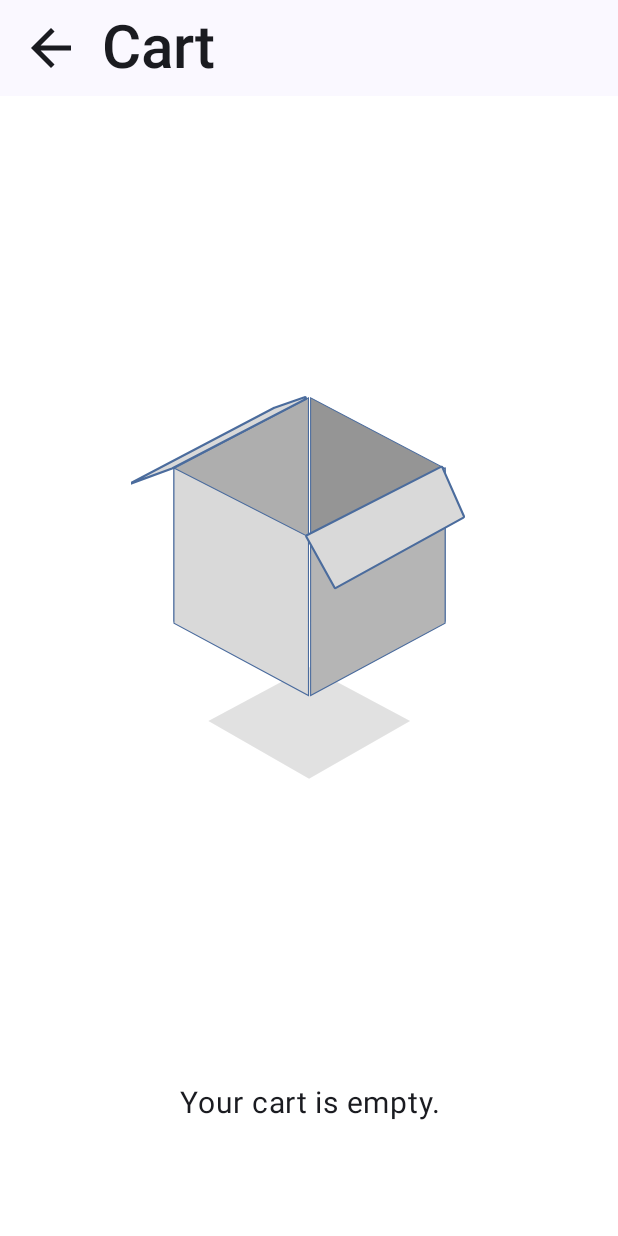
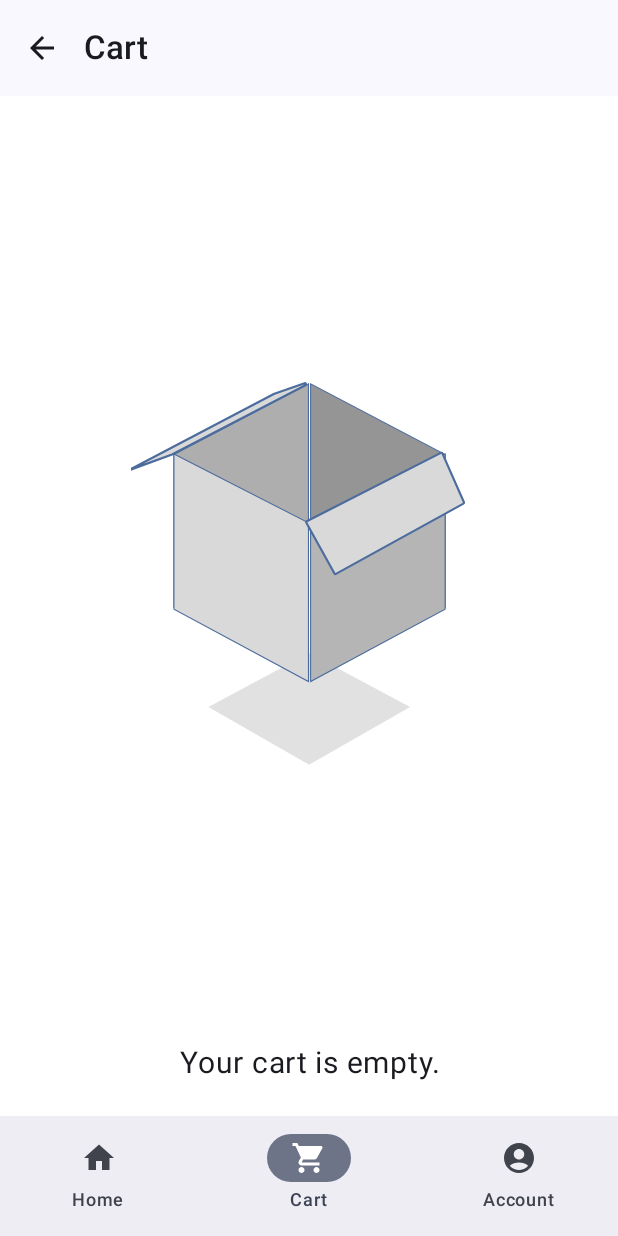
Before and after one commit to ertuakkaya/FoodApp, an Android app built with Jetpack Compose: the SepetScreen screen opened through its navigation route, on a phone screen of 412 x 824 dp. Run offline under Robolectric (Android 15) with nearby library versions, the phone set to English and light mode, and no system bars; our stand-ins replace Dagger/Hilt's generated code, Firebase (no records; nobody signed in at launch, a user with empty details on screens opened directly), livedata-compose; pictures from the network do not load.

Commit message:
update ui screens to include bottom navigation bar and improve layout structure

```diff
--- /dev/null
+++ b/app/src/main/java/com/example/foodapp/ui/navigation/BottomNavigationBar.kt
@@ -0,0 +1,56 @@
+package com.example.foodapp.ui.navigation
+
+import androidx.compose.material.icons.Icons
+import androidx.compose.material.icons.filled.AccountCircle
+import androidx.compose.material.icons.filled.Home
+import androidx.compose.material.icons.filled.ShoppingCart
+import androidx.compose.material3.Icon
+import androidx.compose.material3.NavigationBar
+import androidx.compose.material3.NavigationBarItem
+import androidx.compose.material3.Text
+import androidx.compose.runtime.Composable
+import androidx.compose.runtime.getValue
+import androidx.compose.ui.graphics.vector.ImageVector
+import androidx.navigation.NavController
+import androidx.navigation.NavDestination.Companion.hierarchy
+import androidx.navigation.NavGraph.Companion.findStartDestination
+import androidx.navigation.compose.currentBackStackEntryAsState
+
+// BottomNavItem veri sınıfı
+data class BottomNavItem(val route: String, val icon: ImageVector, val label: String)
+
+@Composable
+fun BottomNavigationBar(navController: NavController) {
+    val items = listOf(
+        BottomNavItem("home", Icons.Filled.Home, "Home"),
+        BottomNavItem("sepet", Icons.Filled.ShoppingCart, "Cart"),
+        BottomNavItem("account", Icons.Filled.AccountCircle, "Account")
+    )
+
+    NavigationBar {
+        val navBackStackEntry by navController.currentBackStackEntryAsState()
+        val currentDestination = navBackStackEntry?.destination
+        items.forEach { screen ->
+            NavigationBarItem(
+                icon = { Icon(screen.icon, contentDescription = screen.label) },
+                label = { Text(screen.label) },
+                selected = currentDestination?.hierarchy?.any { it.route == screen.route } == true,
+                onClick = {
+                    navController.navigate(screen.route) {
+                        // Pop up to the start destination of the graph to
+                        // avoid building up a large stack of destinations
+                        // on the back stack as users select items
+                        popUpTo(navController.graph.findStartDestination().id) {
+                            saveState = true
+                        }
+                        // Avoid multiple copies of the same destination when
+                        // reselecting the same item
+                        launchSingleTop = true
+                        // Restore state when reselecting previously selected item
+                        restoreState = true
+                    }
+                }
+            )
+        }
+    }
+}
--- a/app/src/main/java/com/example/foodapp/ui/screens/SepetScreen.kt
+++ b/app/src/main/java/com/example/foodapp/ui/screens/SepetScreen.kt
@@ -30,7 +30,7 @@ import androidx.compose.foundation.shape.RoundedCornerShape
 import androidx.compose.material.icons.Icons
 import androidx.compose.material.icons.filled.ArrowBack
 import androidx.compose.material.icons.filled.Close
-import androidx.compose.material3.BottomAppBar
+
 import androidx.compose.material3.Card
 import androidx.compose.material3.CardDefaults
 import androidx.compose.material3.ExperimentalMaterial3Api
@@ -39,6 +39,11 @@ import androidx.compose.material3.IconButton
 import androidx.compose.material3.MaterialTheme
 import androidx.compose.material3.Text
 import androidx.compose.material3.TopAppBar
+import androidx.compose.material3.Scaffold
+
+
+
+
 import androidx.compose.runtime.Composable
 import androidx.compose.runtime.LaunchedEffect
 import androidx.compose.runtime.collectAsState
@@ -74,6 +79,7 @@ import com.example.foodapp.data.entitiy.Yemekler
 import com.example.foodapp.ui.viewmodel.AuthState
 import com.example.foodapp.ui.viewmodel.AuthViewModel
 import com.example.foodapp.ui.viewmodel.YemeklerViewModel
+import com.example.foodapp.ui.navigation.BottomNavigationBar
 import kotlinx.coroutines.coroutineScope
 import kotlinx.coroutines.delay
 import kotlinx.coroutines.launch
@@ -88,6 +94,40 @@ fun SepetScreen(
 ) {
     val sepetYemeklerResponse by yemeklerViewModel.sepetYemekler.collectAsState()
 
+    Scaffold(
+        topBar = {
+            TopAppBar(
+                title = {
+                    Text(
+                        text = "Cart",
+                        fontWeight = FontWeight.Medium,
+                        //fontSize = 40.sp
+                    )
+                },
+                navigationIcon = {
+                    IconButton(
+                        onClick = {
+                            navController.navigate("home")
+                        },
+                        modifier = Modifier
+                            //.padding(10.dp)
+                            //.clip(RoundedCornerShape(8.dp))
+                            //.size(40.dp)
+                    ) {
+                        Icon(
+                            imageVector = Icons.Filled.ArrowBack,
+                            contentDescription = "Back",
+                            //modifier = Modifier.size(40.dp)
+                        )
+                    }
+                },
+                modifier = Modifier.wrapContentHeight(),
+            )
+        },
+        bottomBar = {
+            BottomNavigationBar(navController = navController)
+        }
+    ) { paddingValues ->
         when (sepetYemeklerResponse) {
             is ResourceState.Loading -> {
                 val loading = (sepetYemeklerResponse as ResourceState.Loading)
@@ -110,38 +150,11 @@ fun SepetScreen(
                     Column(
                         modifier = Modifier
                             .fillMaxSize()
-                        .background(Color.White),
+                            .background(Color.White)
+                            .padding(paddingValues),
                         verticalArrangement = Arrangement.Top,
                         horizontalAlignment = Alignment.CenterHorizontally
                     ) {
-                    // App Bar
-                    TopAppBar(
-                        title = {
-                            Text(
-                                text = "Cart",
-                                fontWeight = FontWeight.Medium,
-                                fontSize = 40.sp
-                            )
-                        },
-                        navigationIcon = {
-                            IconButton(
-                                onClick = {
-                                    navController.navigate("home")
-                                },
-                                modifier = Modifier
-                                    .padding(10.dp)
-                                    .clip(RoundedCornerShape(8.dp))
-                                    .size(40.dp)
-                            ) {
-                                Icon(
-                                    imageVector = Icons.Filled.ArrowBack,
-                                    contentDescription = "Back",
-                                    modifier = Modifier.size(40.dp)
-                                )
-                            }
-                        },
-                        modifier = Modifier.wrapContentHeight(),
-                    )
 
                         Spacer(modifier = Modifier.height(16.dp))
 
@@ -222,38 +235,11 @@ fun SepetScreen(
                 Column(
                     modifier = Modifier
                         .fillMaxSize()
-                    .background(Color.White),
+                        .background(Color.White)
+                        .padding(paddingValues),
                     verticalArrangement = Arrangement.Top,
                     horizontalAlignment = Alignment.CenterHorizontally
                 ) {
-                // App Bar
-                TopAppBar(
-                    title = {
-                        Text(
-                            text = "Cart",
-                            fontWeight = FontWeight.Medium,
-                            fontSize = 40.sp
-                        )
-                    },
-                    navigationIcon = {
-                        IconButton(
-                            onClick = {
-                                navController.navigate("home")
-                            },
-                            modifier = Modifier
-                                .padding(10.dp)
-                                .clip(RoundedCornerShape(8.dp))
-                                .size(40.dp)
-                        ) {
-                            Icon(
-                                imageVector = Icons.Filled.ArrowBack,
-                                contentDescription = "Back",
-                                modifier = Modifier.size(40.dp)
-                            )
-                        }
-                    },
-                    modifier = Modifier.wrapContentHeight(),
-                )
 
                     Spacer(modifier = Modifier.height(16.dp))
 
@@ -301,6 +287,7 @@ fun SepetScreen(
 
             }
         }
+    }
 
     // Firebase
     val authState = authViewModel.authState.observeAsState()
@@ -312,6 +299,8 @@ fun SepetScreen(
         }
     }
 }
+
+
 
 
 
```
Also changed, not shown: app/src/main/java/com/example/foodapp/ui/screens/AccountScreen.kt (+17 -9 lines), app/src/main/java/com/example/foodapp/ui/screens/HomeScreen.kt (+14 -81 lines). Lines whose indentation alone changed are shown as unchanged.
